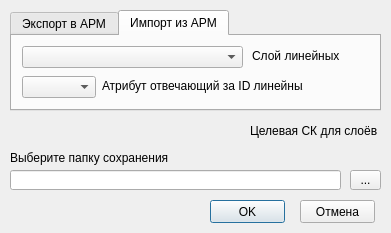
Old version of the form ARM_compiler_dialog_base.ui in the repository Alexzander721/arm_compiler.
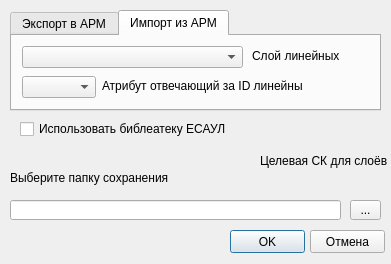
New version of the form. Custom widgets are drawn as their Qt base class.

Diff of the .ui file:
```diff
--- a/ARM_compiler_dialog_base.ui
+++ b/ARM_compiler_dialog_base.ui
@@ -7,7 +7,7 @@
     <x>0</x>
     <y>0</y>
     <width>391</width>
-    <height>233</height>
+    <height>264</height>
    </rect>
   </property>
   <property name="windowTitle">
@@ -134,8 +134,8 @@
    </property>
    <property name="geometry">
     <rect>
-     <x>10</x>
-     <y>120</y>
+     <x>20</x>
+     <y>150</y>
      <width>231</width>
      <height>20</height>
     </rect>
@@ -151,7 +151,7 @@
    <property name="geometry">
     <rect>
      <x>10</x>
-     <y>170</y>
+     <y>200</y>
      <width>331</width>
      <height>20</height>
     </rect>
@@ -161,7 +161,7 @@
    <property name="geometry">
     <rect>
      <x>350</x>
-     <y>170</y>
+     <y>200</y>
      <width>31</width>
      <height>20</height>
     </rect>
@@ -174,7 +174,7 @@
    <property name="geometry">
     <rect>
      <x>10</x>
-     <y>150</y>
+     <y>170</y>
      <width>171</width>
      <height>16</height>
     </rect>
@@ -186,8 +186,8 @@
   <widget class="QLabel" name="label_7">
    <property name="geometry">
     <rect>
-     <x>250</x>
-     <y>120</y>
+     <x>260</x>
+     <y>150</y>
      <width>131</width>
      <height>21</height>
     </rect>
@@ -199,8 +199,8 @@
   <widget class="QPushButton" name="OK">
    <property name="geometry">
     <rect>
-     <x>210</x>
-     <y>200</y>
+     <x>230</x>
+     <y>230</y>
      <width>75</width>
      <height>23</height>
     </rect>
@@ -212,8 +212,8 @@
   <widget class="QPushButton" name="Cancel">
    <property name="geometry">
     <rect>
-     <x>300</x>
-     <y>200</y>
+     <x>310</x>
+     <y>230</y>
      <width>75</width>
      <height>23</height>
     </rect>
@@ -222,6 +222,19 @@
     <string>Отмена</string>
    </property>
   </widget>
+  <widget class="QCheckBox" name="checkBox">
+   <property name="geometry">
+    <rect>
+     <x>20</x>
+     <y>120</y>
+     <width>281</width>
+     <height>18</height>
+    </rect>
+   </property>
+   <property name="text">
+    <string>Использовать библеатеку ЕСАУЛ</string>
+   </property>
+  </widget>
  </widget>
  <customwidgets>
   <customwidget>
```
